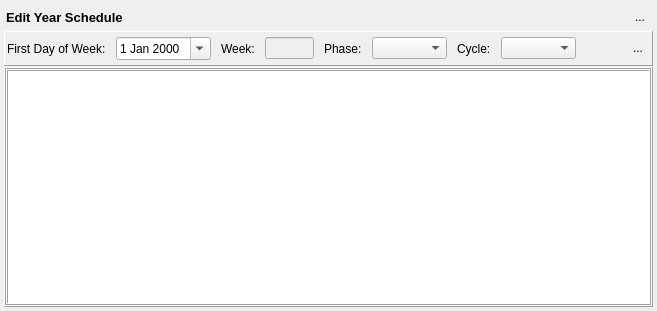
The window that dialog_addweek.ui (Tria-Andy/WorkoutEditor) describes before a commit, drawn with Qt 5.
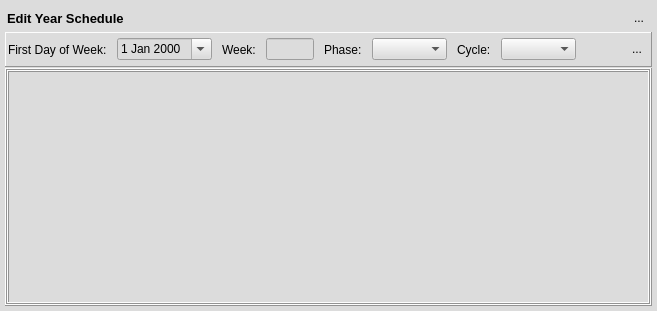
The same window after the commit. Icons and pictures are not drawn.

Commit message: set background stylesheet

What changed in the file:
```diff
--- a/dialog_addweek.ui
+++ b/dialog_addweek.ui
@@ -16,27 +16,39 @@
     <verstretch>0</verstretch>
    </sizepolicy>
   </property>
+  <property name="font">
+   <font>
+    <family>Segoe UI</family>
+    <pointsize>9</pointsize>
+   </font>
+  </property>
   <property name="windowTitle">
    <string>Edit Week Workouts</string>
   </property>
+  <property name="styleSheet">
+   <string notr="true">background-color: rgb(220, 220, 220)</string>
+  </property>
   <layout class="QVBoxLayout" name="verticalLayout">
    <property name="spacing">
     <number>1</number>
    </property>
    <property name="leftMargin">
-    <number>4</number>
+    <number>5</number>
    </property>
    <property name="topMargin">
-    <number>4</number>
+    <number>5</number>
    </property>
    <property name="rightMargin">
-    <number>4</number>
+    <number>5</number>
    </property>
    <property name="bottomMargin">
-    <number>4</number>
+    <number>5</number>
    </property>
    <item>
-    <widget class="QFrame" name="frame_2">
+    <widget class="QFrame" name="frame_header">
+     <property name="enabled">
+      <bool>true</bool>
+     </property>
      <property name="minimumSize">
       <size>
        <width>0</width>
@@ -182,6 +194,9 @@
       </item>
       <item>
        <widget class="QDateEdit" name="dateEdit_selectDate">
+        <property name="autoFillBackground">
+         <bool>false</bool>
+        </property>
         <property name="calendarPopup">
          <bool>true</bool>
         </property>
```
The commit also changes 6 other files.
